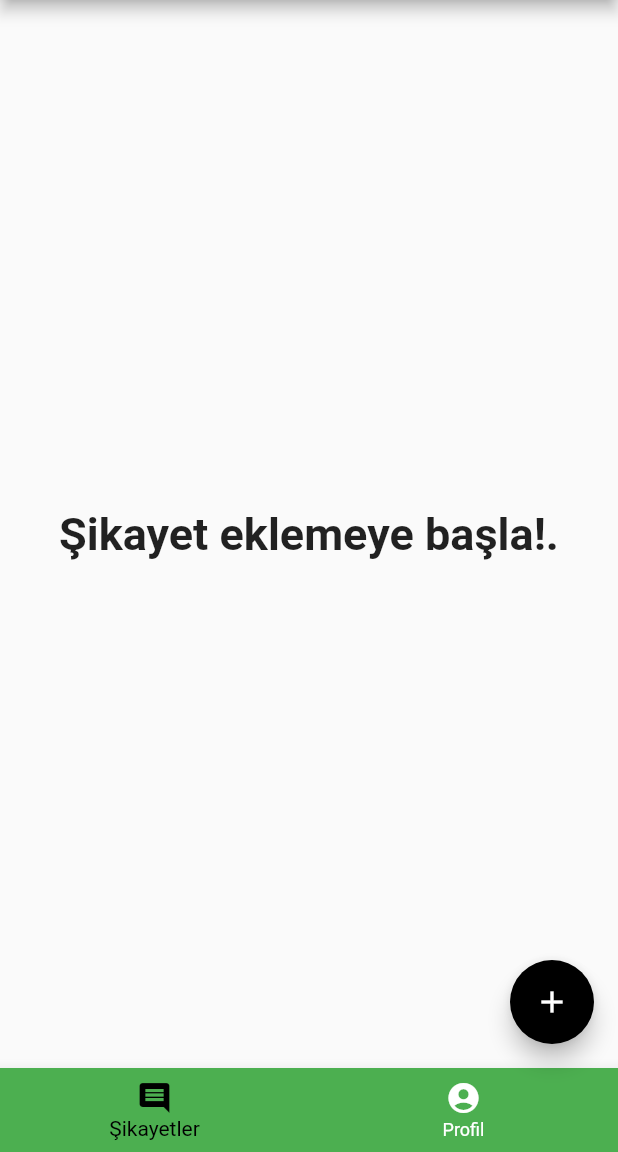
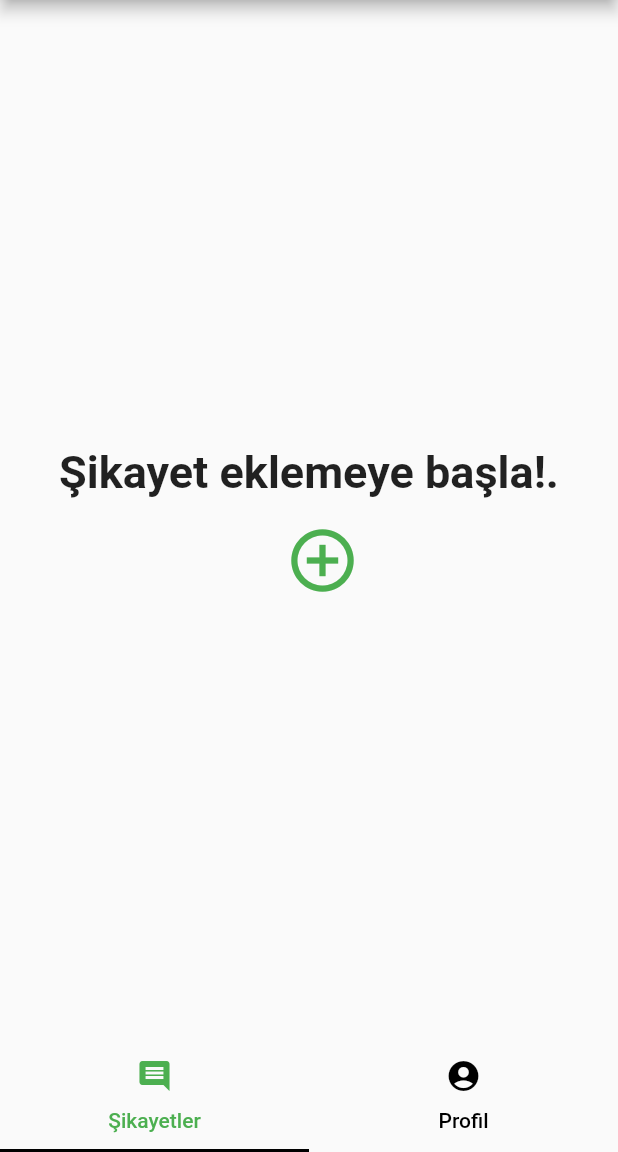
Before and after one commit to ahmetakil/destek_ver, a Flutter app: the screen it shows after launch, on a phone screen of 412 x 824 dp, the part 84-1236 px from its top. Run offline on Flutter 3.47's test engine with Material 2 defaults, Android fonts, the phone set to English and light mode, and no system bars.

Commit message:
Added provider structure, button and removed dislike

```diff
--- a/lib/main.dart
+++ b/lib/main.dart
@@ -1,5 +1,7 @@
+import 'package:demo_app1/provider/complains_provider.dart';
 import 'package:demo_app1/screens/profile_screen.dart';
 import 'package:flutter/material.dart';
+import 'package:provider/provider.dart';
 
 import './screens/new_complain.dart';
 import './screens/tabs_screen.dart';
@@ -14,31 +16,13 @@ class MyApp extends StatefulWidget {
 }
 
 class _MyAppState extends State<MyApp> {
-  List<Complain> _complains = [];
 
-  void _addNewComplain(
-    String name,
-    String complain,
-    String location,
-    DateTime date,
-    int upVote,
-    int downVote,
-  ) {
-    final newComp = Complain(
-      name: name,
-      complain: complain,
-      location: location,
-      upVote: upVote,
-      downVote: downVote,
-    );
-    setState(() {
-      _complains.add(newComp);
-    });
-  }
 
   @override
   Widget build(BuildContext context) {
-    return MaterialApp(
+    return ChangeNotifierProvider(
+      builder: (_) => ComplainsProvider(),
+      child: MaterialApp(
         title: 'Destek Ver',
         debugShowCheckedModeBanner: false,
         theme: ThemeData(
@@ -46,11 +30,12 @@ class _MyAppState extends State<MyApp> {
           accentColor: Colors.black,
         ),
         routes: {
-        '/': (ctx) => TabsScreen(_complains, _addNewComplain),
+          '/': (ctx) => TabsScreen(),
           NewComplain.routeName: (ctx) => NewComplain(),
           ComplainDetailScreen.routeName: (ctx) => ComplainDetailScreen(),
-        ProfileScreen.routeName: (ctx) => ProfileScreen(_complains)
+          ProfileScreen.routeName: (ctx) => ProfileScreen()
         },
+      ),
     );
   }
 }
--- a/lib/models/complain.dart
+++ b/lib/models/complain.dart
@@ -4,13 +4,11 @@ class Complain {
   final String location;
   final DateTime dateTime = DateTime.now();
   int upVote;
-  int downVote;
 
   Complain({
     this.name,
     this.complain,
     this.location,
     this.upVote,
-    this.downVote,
   });
 }
--- /dev/null
+++ b/lib/provider/complains_provider.dart
@@ -0,0 +1,22 @@
+import 'package:demo_app1/models/complain.dart';
+import 'package:flutter/cupertino.dart';
+
+class ComplainsProvider with ChangeNotifier {
+  List<Complain> _complains = [];
+
+  void addNewComplain(String name, String complain, String location,
+      DateTime date, int upVote) {
+    final newComp = Complain(
+      name: name,
+      complain: complain,
+      location: location,
+      upVote: upVote,
+    );
+      _complains.add(newComp);
+      notifyListeners();
+  }
+
+  List<Complain> get complains{
+    return [..._complains];
+  }
+}
--- a/lib/screens/complain_screen.dart
+++ b/lib/screens/complain_screen.dart
@@ -1,33 +1,89 @@
+import 'package:demo_app1/provider/complains_provider.dart';
+import 'package:demo_app1/screens/new_complain.dart';
 import 'package:flutter/material.dart';
+import 'package:provider/provider.dart';
 
 import '../models/complain.dart';
 import '../widget/complain_item.dart';
 
 class ComplainScreen extends StatelessWidget {
-  final List<Complain> complains;
-
-  ComplainScreen(this.complains);
-
   @override
   Widget build(BuildContext context) {
+    List<Complain> complains =
+        Provider.of<ComplainsProvider>(context).complains;
+
     if (complains.isEmpty) {
       return Center(
-        child: Text(
+        child: Column(
+          mainAxisAlignment: MainAxisAlignment.center,
+          children: <Widget>[
+            Text(
               'Şikayet eklemeye başla!.',
               style: TextStyle(
                 fontWeight: FontWeight.bold,
                 fontSize: 30,
               ),
             ),
+            Padding(
+              padding: const EdgeInsets.all(8.0),
+              child: IconButton(
+                onPressed: () {
+                  Navigator.of(context).pushNamed(NewComplain.routeName);
+                },
+                icon: Icon(
+                  Icons.add_circle_outline,
+                  color: Colors.green,
+                  size: 50,
+                ),
+              ),
+            )
+          ],
+        ),
       );
     }
-    return ListView.builder(
+    return Stack(
+      children: <Widget>[
+        ListView.builder(
           itemBuilder: (ctx, index) {
             return ComplainItem(
               complains[index],
             );
           },
           itemCount: complains.length,
+        ),
+        Positioned(
+            right: 20,
+            bottom: 20,
+            child: InkWell(
+              onTap: () => Navigator.of(context).pushNamed(NewComplain.routeName),
+              child: Container(
+                width: 100,
+                decoration: BoxDecoration(
+                  shape: BoxShape.circle,
+                  border: Border.all(color: Colors.black),
+
+                  color: Colors.green
+                ),
+                child: Padding(
+                  padding: const EdgeInsets.all(6.0),
+                  child: Column(
+                    children: <Widget>[
+                      Icon(
+                        Icons.add,
+                        color: Colors.white,
+                        size: 32,
+                      ),
+                      Text(
+                        "Şikayet Ekle",
+                        textAlign: TextAlign.center,
+                        style: TextStyle(color: Colors.white,fontWeight: FontWeight.bold,fontSize: 18),
+                      )
+                    ],
+                  ),
+                ),
+              ),
+            )),
+      ],
     );
   }
 }
--- a/lib/screens/tabs_screen.dart
+++ b/lib/screens/tabs_screen.dart
@@ -5,71 +5,33 @@ import '../screens/profile_screen.dart';
 import '../models/complain.dart';
 import '../screens/new_complain.dart';
 
-class TabsScreen extends StatefulWidget {
-  final List<Complain> complains;
-  final Function addComp;
+class TabsScreen extends StatelessWidget {
 
-  TabsScreen(this.complains, this.addComp);
-
-  @override
-  _TabsScreenState createState() => _TabsScreenState();
-}
-
-class _TabsScreenState extends State<TabsScreen> {
-  int _selectedPageIndex = 0;
-
-  Widget _selectedPage() {
-
-    if (_selectedPageIndex == 0) {
-      return ComplainScreen(widget.complains);
-    } else {
-      return ProfileScreen(widget.complains);
-    }
-  }
-
-  void _selectPage(int index) {
-    setState(() {
-      _selectedPageIndex = index;
-    });
-  }
-
-  void _newComplainScreen() {
-    Navigator.of(context).pushNamed(
-      NewComplain.routeName,
-      arguments: widget.addComp,
-    );
-  }
+  List<Widget> _pages = [
+    ComplainScreen(),
+    ProfileScreen()
+  ];
 
   @override
   Widget build(BuildContext context) {
-    return Scaffold(
-      appBar: AppBar(
-        title: Text('DestekVer'),
+    return DefaultTabController(
+      length: _pages.length,
+      child: Scaffold(
+        appBar: AppBar(
+          title: Text('DestekVer'),
+        ),
+        body: TabBarView(
+          children: _pages,
+        ),
+        bottomNavigationBar: TabBar(
+          labelColor: Colors.green,
+          unselectedLabelColor: Colors.black,
+          tabs: <Widget>[
+            Tab(icon: Icon(Icons.comment),text: "Şikayetler",),
+            Tab(icon: Icon(Icons.account_circle),text:"Profil"),
+          ],
+        ),
       ),
-      body: _selectedPage(),
-      bottomNavigationBar: BottomNavigationBar(
-        onTap: _selectPage,
-        backgroundColor: Theme.of(context).primaryColor,
-        unselectedItemColor: Colors.white,
-        selectedItemColor: Colors.black,
-        currentIndex: _selectedPageIndex,
-        items: [
-          BottomNavigationBarItem(
-            icon: Icon(Icons.comment),
-            title: Text('Şikayetler'),
-          ),
-          BottomNavigationBarItem(
-            icon: Icon(Icons.account_circle),
-            title: Text('Profil'),
-          )
-        ],
-      ),
-      floatingActionButton: _selectedPageIndex == 0
-          ? FloatingActionButton(
-              child: Icon(Icons.add),
-              onPressed: _newComplainScreen,
-            )
-          : Container(),
     );
   }
 }
--- a/pubspec.yaml
+++ b/pubspec.yaml
@@ -20,6 +20,7 @@ dependencies:
   intl: ^0.16.0
   flutter:
     sdk: flutter
+  provider: ^3.1.0+1
 
   # The following adds the Cupertino Icons font to your application.
   # Use with the CupertinoIcons class for iOS style icons.
```
Also changed, not shown: lib/screens/complain_detail_screen.dart (+0 -10 lines), lib/screens/new_complain.dart (+26 -29 lines), lib/screens/profile_screen.dart (+6 -7 lines), lib/widget/complain_item.dart (+0 -23 lines), pubspec.lock. Lines whose indentation alone changed are shown as unchanged.
